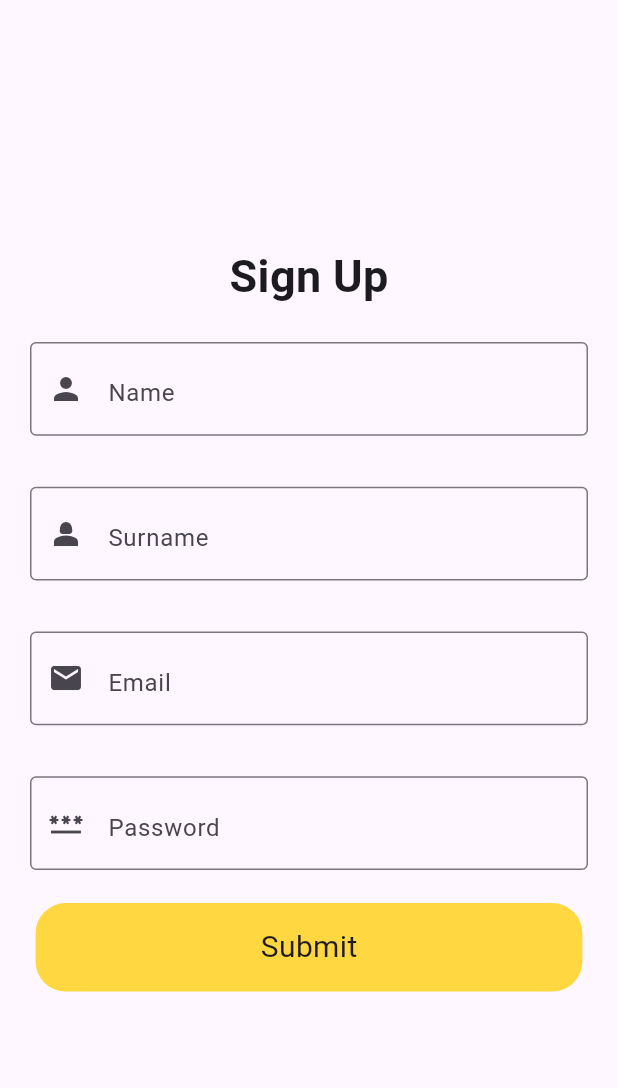
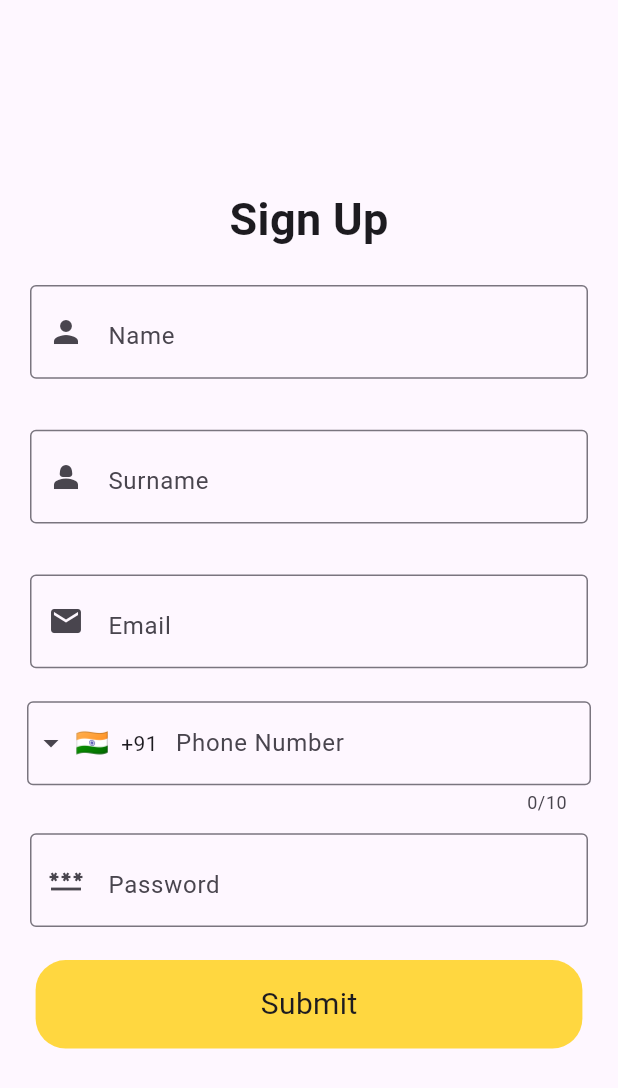
Before and after one commit to siddharth7247/flutter-demo, a Flutter app: the screen it shows after launch, after a tap on "Custom Widget,Form valiadtion demo", on a phone screen of 412 x 824 dp. Shown: the top 1088 px of the screen. Run offline on Flutter 3.47's test engine with Material 3 defaults, Android fonts, the phone set to English and light mode, and no system bars; drawn by our look-alikes of intl_phone_field; missing offline and left inert: country_code_picker_plus.

```diff
--- a/lib/cutom-widget_demo.dart
+++ b/lib/cutom-widget_demo.dart
@@ -1,6 +1,9 @@
+import 'package:country_code_picker_plus/country_code_picker_plus.dart';
+import 'package:country_code_picker_plus/country_code_picker_plus.dart';
 import 'package:flutter/material.dart';
 import 'package:flutter_demo/common_widgets/custom_button.dart';
 import 'package:flutter_demo/common_widgets/custom_textfield.dart';
+import 'package:intl_phone_field/intl_phone_field.dart';
 
 class CustomWidgetDemo extends StatefulWidget {
   const CustomWidgetDemo({super.key});
@@ -14,9 +17,10 @@ class _CustomWidgetdDemoState extends State<CustomWidgetDemo> {
   TextEditingController surnameController = TextEditingController();
   TextEditingController emailController = TextEditingController();
   TextEditingController passwordController = TextEditingController();
+  TextEditingController countryController = TextEditingController();
   final _formKey = GlobalKey<FormState>();
   void validate() {
-    _formKey.currentState?.validate();
+    // _formKey.currentState?.validate();
     if(_formKey.currentState!.validate()){
         ScaffoldMessenger.of(context).showSnackBar(const SnackBar(content: Text('Data Submitted successfully')));
     }else{
@@ -36,13 +40,31 @@ class _CustomWidgetdDemoState extends State<CustomWidgetDemo> {
               children: [
                 const Text("Sign Up",style: TextStyle(fontSize: 30,fontWeight: FontWeight.bold),),
                 const SizedBox(height: 10,),
-                CustomTextfield(controller: nameController,hintText: 'Name',icon: Icons.person,),
+                CustomTextfield(controller: nameController,hintText: 'Name',icon: Icons.person,validator: 'name',),
                 const SizedBox(height: 10,),
-                CustomTextfield(controller: surnameController, hintText: 'Surname', icon: Icons.person_2),
+                CustomTextfield(controller: surnameController, hintText: 'Surname', icon: Icons.person_2,validator: 'surname',),
                 const SizedBox(height: 10,),
-                CustomTextfield(controller: emailController, hintText: 'Email', icon: Icons.email),
+                CustomTextfield(controller: emailController, hintText: 'Email', icon: Icons.email,validator: 'email',),
                 const SizedBox(height: 10,),
-                CustomTextfield(controller: passwordController, hintText: 'Password', icon: Icons.password,suffixIcons: Icons.visibility_off,),
+                Container(
+                  padding:const EdgeInsets.symmetric(vertical: 0,horizontal: 10),
+                  child: IntlPhoneField(
+                      decoration:const InputDecoration(
+                          labelText: 'Phone Number',
+                          border: OutlineInputBorder(
+                              borderSide: BorderSide(color: Colors.black),
+                          ),
+                          focusedBorder: OutlineInputBorder(
+                          borderSide:BorderSide(color: Colors.amberAccent),
+                        )
+                      ),
+                      initialCountryCode: 'IN',
+                      onChanged: (phone) {
+                          print(phone.completeNumber);
+                      },
+                  ),
+                ),
+                CustomTextfield(controller: passwordController, hintText: 'Password', icon: Icons.password,suffixIcons: Icons.visibility_off,validator: 'password',),
                 const SizedBox(height: 10,),
                 CustomButton(title: 'Submit',onTap: ()=> validate,),
               ],
--- a/lib/main.dart
+++ b/lib/main.dart
@@ -1,5 +1,9 @@
 import 'package:flutter/material.dart';
+import 'package:flutter_demo/cutom-widget_demo.dart';
 import 'package:flutter_demo/home_screen.dart';
+import 'package:flutter_demo/listview_demo.dart';
+import 'package:flutter_demo/tabbar_demo.dart';
+import 'package:flutter_demo/widgets_demo.dart';
 
 void main() {
   runApp(const MyApp());
@@ -17,7 +21,14 @@ class MyApp extends StatelessWidget {
         colorScheme: ColorScheme.fromSeed(seedColor: Colors.deepPurple),
         useMaterial3: true,
       ),
-      home: const Homescreen(),
+      initialRoute: '/',
+      routes: {
+        '/':(context) => const Homescreen(),
+        '/widgetsDemoScreen':(context) => const Widgetsdemo(),
+        '/tabBarDemoScree':(context) => const TabbarDemo(),
+        '/customWidgetDemoScreen':(context) => const CustomWidgetDemo(),
+        '/listviewDemoScreen' : (context) => const ListViewDemo()
+      },
     );
   }
 }
--- a/pubspec.yaml
+++ b/pubspec.yaml
@@ -35,6 +35,8 @@ dependencies:
   # The following adds the Cupertino Icons font to your application.
   # Use with the CupertinoIcons class for iOS style icons.
   cupertino_icons: ^1.0.8
+  country_code_picker_plus: ^0.0.9
+  intl_phone_field: ^3.2.0
 
 dev_dependencies:
   flutter_test:
```
Also changed, not shown: lib/common_widgets/custom_textfield.dart (+7 -6 lines), lib/gridview_demo.dart (added, +33 -0 lines), lib/home_screen.dart (+22 -9 lines), lib/listview_custom_demo.dart (added, +16 -0 lines), lib/listview_demo.dart (added, +47 -0 lines), lib/listview_saprator_demo.dart (added, +10 -0 lines), lib/widgets_demo.dart (+35 -6 lines), assets/images/user.png (deleted), pubspec.lock, 9 other files.
